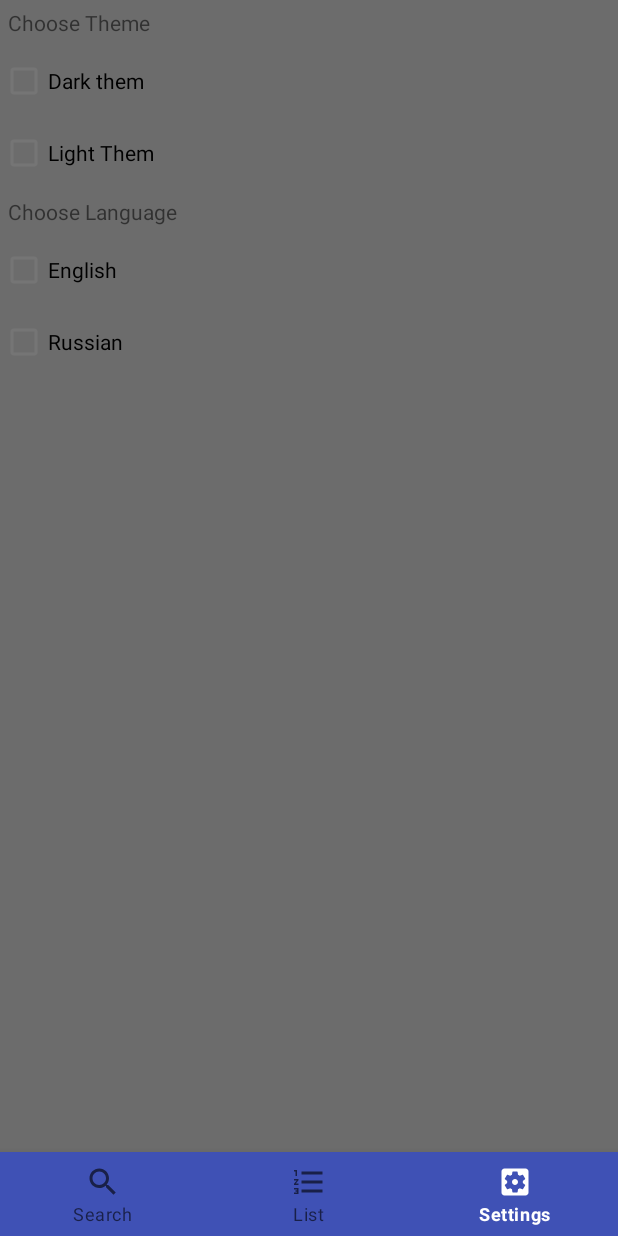
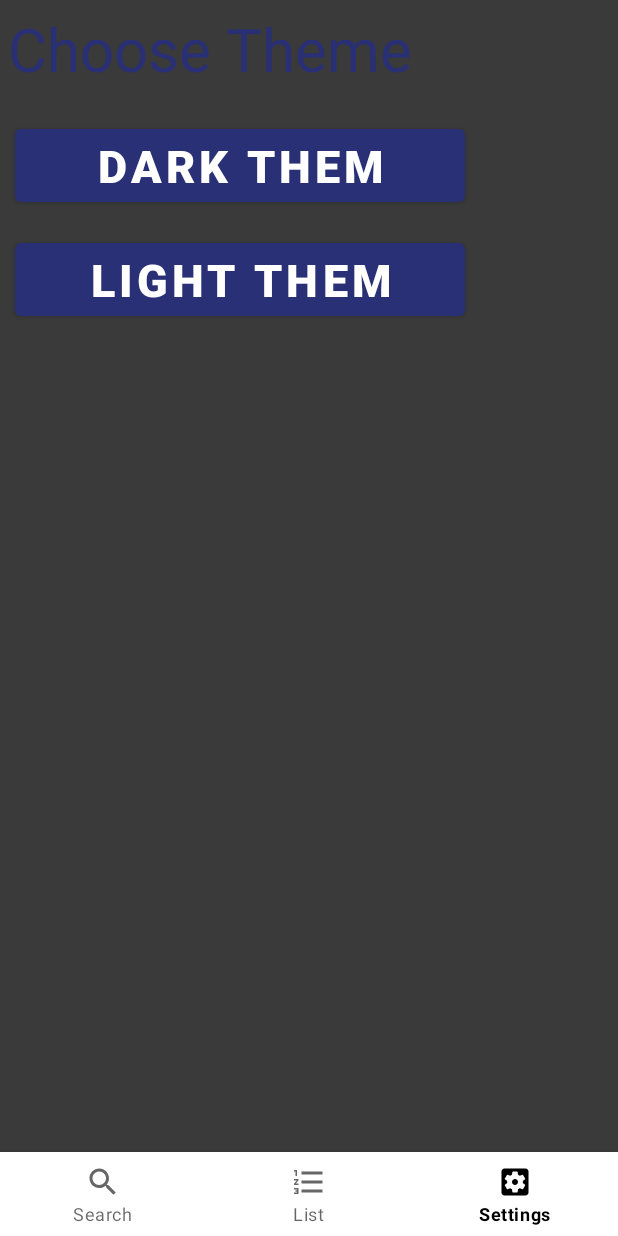
Before and after one commit to ejjer/GitHubProjectTest, an Android app: the screen it shows after launch (MainActivity), item 3 of the bottom bar chosen, on a phone screen of 412 x 824 dp. Run offline under Robolectric (Android 15) with nearby library versions, the phone set to English and light mode, and no system bars; Roboto replaces fonts that are not available here.

Commit message:
смена темы через settings Fragment.не работает clickListener

```diff
--- a/app/src/main/AndroidManifest.xml
+++ b/app/src/main/AndroidManifest.xml
@@ -13,7 +13,7 @@
         android:label="@string/app_name"
         android:roundIcon="@mipmap/ic_launcher_round"
         android:supportsRtl="true"
-        android:theme="@style/Theme.GitHubProjectTest"
+        android:theme="@style/Dark.Theme.GitHubProjectTest"
         tools:targetApi="31">
         <activity
             android:name=".view.MainActivity"
--- a/app/src/main/java/com/example/githubprojecttest/adapters/ListUsersAdapter.kt
+++ b/app/src/main/java/com/example/githubprojecttest/adapters/ListUsersAdapter.kt
@@ -17,6 +17,7 @@ class ListUsersAdapter(private val users: List<GitHubUserModel>) :
         val userAvatar = itemView.findViewById<ImageView>(R.id.userAvatar)
         val userName = itemView.findViewById<TextView>(R.id.userName)
         val userId = itemView.findViewById<TextView>(R.id.userId)
+
     }
 
     override fun onCreateViewHolder(parent: ViewGroup, viewType: Int): ListUsersAdapter.ViewHolder {
--- a/app/src/main/java/com/example/githubprojecttest/navigation/Navigation.kt
+++ b/app/src/main/java/com/example/githubprojecttest/navigation/Navigation.kt
@@ -4,4 +4,6 @@ interface Navigation {
     fun showGitHubListFragment()
     fun showCurrentGitHubUser()
     fun showSettings()
+   // fun showUser()
+
 }
--- a/app/src/main/java/com/example/githubprojecttest/view/ListGitHubUsersFragment.kt
+++ b/app/src/main/java/com/example/githubprojecttest/view/ListGitHubUsersFragment.kt
@@ -62,14 +62,11 @@ class ListGitHubUsersFragment : Fragment() {
                     recyclerView.adapter = adapter
                 }
             }
-
             override fun onFailure(call: Call<List<GitHubUserModel>>, t: Throwable) {
                 t.printStackTrace()
             }
-
         })
     }
-
 
     override fun onDestroyView() {
         super.onDestroyView()
--- a/app/src/main/java/com/example/githubprojecttest/view/MainActivity.kt
+++ b/app/src/main/java/com/example/githubprojecttest/view/MainActivity.kt
@@ -1,12 +1,16 @@
 package com.example.githubprojecttest.view
 
+import android.content.Context
 import androidx.appcompat.app.AppCompatActivity
 import android.os.Bundle
+import android.util.AttributeSet
+import android.view.View
 import android.widget.Toast
 import androidx.activity.viewModels
 import androidx.fragment.app.Fragment
 import androidx.lifecycle.LiveData
 import androidx.lifecycle.MutableLiveData
+import androidx.lifecycle.Observer
 import androidx.lifecycle.ViewModel
 import androidx.lifecycle.ViewModelProvider
 import com.example.githubprojecttest.R
@@ -19,21 +23,22 @@ class MainActivity : AppCompatActivity(), Navigation {
     lateinit var binding: ActivityMainBinding
     private val viewModel: MainActivityViewModel by viewModels()
 
+    private var theme: String = "Base"
+
     override fun onCreate(savedInstanceState: Bundle?) {
         super.onCreate(savedInstanceState)
         binding = ActivityMainBinding.inflate(layoutInflater)
         setContentView(binding.root)
-        setTheme(R.style.LightThem)
+        setTheme()
         if (savedInstanceState == null)
             showCurrentGitHubUser()
         clickBottomBar()
-        viewModel.inputUserName.observe(this,{
+        viewModel.inputUserName.observe(this) {
             Toast.makeText(this, it, Toast.LENGTH_SHORT).show()
-        })
-
+        }
     }
 
-    fun clickBottomBar() {
+    private fun clickBottomBar() {
         binding.bottomNavigationView.setOnNavigationItemSelectedListener {
             when (it.itemId) {
                 R.id.item_search -> {
@@ -49,7 +54,6 @@ class MainActivity : AppCompatActivity(), Navigation {
             true
         }
     }
-
 
     private fun replaceFragment(fragment: Fragment) {
         supportFragmentManager
@@ -69,4 +73,15 @@ class MainActivity : AppCompatActivity(), Navigation {
     override fun showSettings() {
         replaceFragment(SettingsFragment.newInstance())
     }
+
+    private fun setTheme() {
+        viewModel.theme.observe(this) {
+            theme = it//принимаю them из Live Data
+        }
+        if (theme == "Base") {
+            setTheme(R.style.Base_Theme_GitHubProjectTest)
+        } else {
+            setTheme(R.style.Dark_Theme_GitHubProjectTest)
+        }
+    }
 }
--- a/app/src/main/java/com/example/githubprojecttest/view/SettingsFragment.kt
+++ b/app/src/main/java/com/example/githubprojecttest/view/SettingsFragment.kt
@@ -1,17 +1,22 @@
 package com.example.githubprojecttest.view
 
 import android.os.Bundle
+import android.util.Log
 import androidx.fragment.app.Fragment
 import android.view.LayoutInflater
 import android.view.View
 import android.view.ViewGroup
+import android.widget.Toast
+import androidx.fragment.app.activityViewModels
 import com.example.githubprojecttest.R
 import com.example.githubprojecttest.databinding.FragmentInputNameGitHubUserBinding
 import com.example.githubprojecttest.databinding.FragmentSettingsBinding
+import com.example.githubprojecttest.viewModels.MainActivityViewModel
 
 class SettingsFragment : Fragment() {
     private var _binding: FragmentSettingsBinding? = null
     private val binding get() = _binding!!
+    private val viewModel: MainActivityViewModel by activityViewModels()
 
     override fun onCreateView(
         inflater: LayoutInflater, container: ViewGroup?,
@@ -23,7 +28,13 @@ class SettingsFragment : Fragment() {
 
     override fun onViewCreated(view: View, savedInstanceState: Bundle?) {
         super.onViewCreated(view, savedInstanceState)
+        binding.lightTvButton.setOnClickListener {
+            viewModel.theme.postValue("Base")
+        }
 
+        binding.darkTvButton.setOnClickListener {
+            viewModel.theme.postValue("Dark")//устанавливаю значение theme в LiveData
+        }
     }
 
     override fun onDestroyView() {
--- /dev/null
+++ b/app/src/main/java/com/example/githubprojecttest/view/UserFragment.kt
@@ -0,0 +1,35 @@
+package com.example.githubprojecttest.view
+
+import android.os.Bundle
+import androidx.fragment.app.Fragment
+import android.view.LayoutInflater
+import android.view.View
+import android.view.ViewGroup
+import com.example.githubprojecttest.R
+import com.example.githubprojecttest.databinding.FragmentSettingsBinding
+import com.example.githubprojecttest.databinding.FragmentUserBinding
+
+
+class UserFragment : Fragment() {
+
+    private var _binding: FragmentUserBinding? = null
+    private val binding get() = _binding!!
+    override fun onCreateView(
+        inflater: LayoutInflater, container: ViewGroup?,
+        savedInstanceState: Bundle?
+    ): View? {
+        _binding = FragmentUserBinding.inflate(inflater, container, false)
+        return binding.root
+    }
+
+    override fun onDestroyView() {
+        super.onDestroyView()
+        _binding = null
+    }
+
+
+    companion object {
+
+        fun newInstance() = UserFragment()
+    }
+}
--- a/app/src/main/java/com/example/githubprojecttest/viewModels/MainActivityViewModel.kt
+++ b/app/src/main/java/com/example/githubprojecttest/viewModels/MainActivityViewModel.kt
@@ -5,4 +5,5 @@ import androidx.lifecycle.ViewModel
 
 open class MainActivityViewModel : ViewModel() {
     val inputUserName = MutableLiveData<String>()
+    val theme = MutableLiveData<String>()
 }
--- a/app/src/main/res/layout/activity_main.xml
+++ b/app/src/main/res/layout/activity_main.xml
@@ -10,11 +10,10 @@
         android:id="@+id/bottomNavigationView"
         android:layout_width="match_parent"
         android:layout_height="0dp"
-        app:backgroundTint="@color/button_color"
         app:layout_constraintBottom_toBottomOf="parent"
         app:layout_constraintEnd_toEndOf="parent"
         app:layout_constraintStart_toStartOf="parent"
-        app:menu="@menu/bottom_menu"/>
+        app:menu="@menu/bottom_menu" />
 
     <androidx.fragment.app.FragmentContainerView
         android:id="@+id/container"
--- a/app/src/main/res/layout/fragment_input_name_git_hub_user.xml
+++ b/app/src/main/res/layout/fragment_input_name_git_hub_user.xml
@@ -3,7 +3,6 @@
     xmlns:tools="http://schemas.android.com/tools"
     android:layout_width="match_parent"
     android:layout_height="match_parent"
-    android:background="@color/mainColor"
     android:orientation="vertical"
     tools:context=".view.InputNameGitHubUserFragment">
 
@@ -22,6 +21,6 @@
         android:layout_height="wrap_content"
         android:layout_gravity="center"
         android:layout_marginHorizontal="5dp"
-        android:backgroundTint="@color/button_color"
+        android:textColor="@color/white"
         android:text="@string/search_user" />
 </LinearLayout>
--- a/app/src/main/res/layout/fragment_list_git_hub_users.xml
+++ b/app/src/main/res/layout/fragment_list_git_hub_users.xml
@@ -4,7 +4,6 @@
     android:id="@+id/recyclerView"
     android:layout_width="match_parent"
     android:layout_height="match_parent"
-    android:background="@color/mainBackgroundColor"
     tools:context=".view.ListGitHubUsersFragment"
     tools:itemCount="6"
     tools:listitem="@layout/item_git_hub_user" />
--- a/app/src/main/res/layout/fragment_settings.xml
+++ b/app/src/main/res/layout/fragment_settings.xml
@@ -3,7 +3,6 @@
     xmlns:tools="http://schemas.android.com/tools"
     android:layout_width="match_parent"
     android:layout_height="match_parent"
-    android:background="@color/mainColor"
     android:orientation="vertical"
     tools:context=".view.SettingsFragment">
 
@@ -11,40 +10,30 @@
         android:id="@+id/choose_theme_tv"
         android:layout_width="match_parent"
         android:layout_height="wrap_content"
-        android:layout_marginVertical="5dp"
-        android:layout_marginHorizontal="5dp"
-        android:text="@string/choose_theme" />
-    <CheckBox
-        android:id="@+id/dark_check_box"
-        android:layout_width="wrap_content"
-        android:layout_height="wrap_content"
-        android:text="@string/dark_them"/>
-
-    <CheckBox
-        android:id="@+id/light_check_box"
-        android:layout_width="wrap_content"
-        android:layout_height="wrap_content"
-        android:text="@string/light_them" />
-
-    <TextView
-        android:id="@+id/choose_language_tv"
-        android:layout_width="match_parent"
-        android:layout_height="wrap_content"
+        android:textSize="40sp"
         android:layout_marginHorizontal="5dp"
         android:layout_marginVertical="5dp"
-        android:text="@string/choose_language" />
+        android:text="@string/choose_theme" />
 
-    <CheckBox
-        android:id="@+id/english_check_box"
-        android:layout_width="wrap_content"
+    <Button
+        android:id="@+id/dark_tv_button"
+        android:layout_width="300dp"
         android:layout_height="wrap_content"
-        android:text="@string/english_language" />
+        android:layout_marginHorizontal="10dp"
+        android:layout_marginVertical="15dp"
+        android:text="@string/dark_them"
+        android:textSize="30dp"
+        android:textStyle="bold"
+        android:textColor="@color/white"/>
 
-    <CheckBox
-        android:id="@+id/russian_check_box"
-        android:layout_width="wrap_content"
+    <Button
+        android:id="@+id/light_tv_button"
+        android:layout_width="300dp"
         android:layout_height="wrap_content"
-        android:text="@string/russian_language"/>
-
+        android:layout_marginHorizontal="10dp"
+        android:text="@string/light_them"
+        android:textSize="30dp"
+        android:textStyle="bold"
+        android:textColor="@color/white"/>
 
 </LinearLayout>
--- /dev/null
+++ b/app/src/main/res/layout/fragment_user.xml
@@ -0,0 +1,15 @@
+<?xml version="1.0" encoding="utf-8"?>
+<FrameLayout xmlns:android="http://schemas.android.com/apk/res/android"
+    xmlns:tools="http://schemas.android.com/tools"
+    android:layout_width="match_parent"
+    android:layout_height="match_parent"
+    tools:context=".view.UserFragment">
+
+    <!-- TODO: Update blank fragment layout -->
+    <TextView
+        android:layout_width="match_parent"
+        android:layout_height="match_parent"
+        android:textSize="40sp"
+        android:text="@string/hello_blank_fragment" />
+
+</FrameLayout>
--- a/app/src/main/res/layout/item_git_hub_user.xml
+++ b/app/src/main/res/layout/item_git_hub_user.xml
@@ -5,8 +5,7 @@
     android:layout_marginHorizontal="3dp"
     android:layout_width="match_parent"
     android:layout_height="wrap_content"
-    app:cardBackgroundColor="@color/cardColor"
-    app:cardCornerRadius="13dp"
+    app:cardCornerRadius="15dp"
     app:contentPadding="10dp">
 
     <androidx.constraintlayout.widget.ConstraintLayout
@@ -33,7 +32,6 @@
             android:layout_marginTop="5dp"
             android:fontFamily="@font/alata"
             android:text="Name"
-            android:textColor="@color/textColor"
             app:layout_constraintEnd_toEndOf="parent"
             app:layout_constraintStart_toEndOf="@+id/userAvatar"
             app:layout_constraintTop_toTopOf="parent" />
@@ -46,7 +44,6 @@
             android:layout_marginTop="5dp"
             android:fontFamily="@font/alata"
             android:text="ID"
-            android:textColor="@color/textColor"
             app:layout_constraintEnd_toEndOf="parent"
             app:layout_constraintStart_toEndOf="@+id/textView"
             app:layout_constraintTop_toBottomOf="@+id/userName" />
@@ -59,7 +56,6 @@
             android:layout_marginTop="5dp"
             android:fontFamily="@font/alata"
             android:text="ID:"
-            android:textColor="@color/textColor"
             app:layout_constraintStart_toEndOf="@+id/userAvatar"
             app:layout_constraintTop_toBottomOf="@+id/userName" />
 
--- /dev/null
+++ b/app/src/main/res/values-night/themes.xml
@@ -0,0 +1,33 @@
+<?xml version="1.0" encoding="utf-8"?>
+
+<resources xmlns:tools="http://schemas.android.com/tools">
+    <style name="Base.V31.Night.Theme.GitHubProjectTest" parent="Theme.MaterialComponents.DayNight.NoActionBar">
+        <!-- Primary brand color. -->
+        <item name="colorPrimary">@color/colorPrimaryBase</item>
+        <item name="colorPrimaryVariant">@color/colorPrimaryVariantBase</item>
+        <item name="colorOnPrimary">@color/colorOnPrimaryBase</item>
+        <item name="colorPrimaryContainer">@color/colorPrimaryContainerBase</item>
+        <item name="colorOnPrimaryContainer">@color/colorOnPrimaryContainerBase</item>
+        <!-- Secondary brand color. -->
+        <item name="colorSecondary">@color/colorSecondaryBase</item>
+        <item name="colorSecondaryVariant">@color/colorSecondaryVariantBase</item>
+        <item name="colorOnSecondary">@color/colorOnSecondaryBase</item>
+        <item name="colorSecondaryContainer">?attr/colorOnPrimaryContainer</item>
+        <!-- Status bar color. -->
+        <item name="android:statusBarColor" tools:targetApi="l">?attr/colorPrimary</item>
+        <!-- Customize your theme here. -->
+        <item name="android:windowBackground">@color/colorBackgroundBase</item>
+        <item name="android:textColor">@color/colorTextBase</item>
+    </style>
+
+    <style name="Base.Theme.GitHubProjectTest" parent="Base.V31.Night.Theme.GitHubProjectTest">
+
+    </style>
+    <color name="colorPrimaryBase">#2A3075</color>
+    <color name="colorPrimaryVariantBase">#4650C2</color>
+    <color name="colorOnPrimaryBase">#5763F5</color>
+    <color name="colorSecondaryBase">#4D5175</color>
+    <color name="colorSecondaryVariantBase">#4D5175</color>
+    <color name="colorOnSecondaryBase">#A3AAF7</color>
+    <color name="colorOnPrimaryContainerBase">#2A3075</color>
+</resources>
--- a/app/src/main/res/values/strings.xml
+++ b/app/src/main/res/values/strings.xml
@@ -13,4 +13,5 @@
     <string name="choose_language">Choose Language</string>
     <string name="english_language">English</string>
     <string name="russian_language">Russian</string>
+    <string name="followers">Followers</string>
 </resources>
--- a/app/src/main/res/values/themes.xml
+++ b/app/src/main/res/values/themes.xml
@@ -1,29 +1,64 @@
 <resources xmlns:tools="http://schemas.android.com/tools">
     <!-- Base application theme. -->
-    <style name="Theme.GitHubProjectTest" parent="Theme.MaterialComponents.DayNight.NoActionBar">
+    <style name="Base.Theme.GitHubProjectTest" parent="Theme.MaterialComponents.DayNight.NoActionBar">
         <!-- Primary brand color. -->
-        <item name="colorPrimary">@color/white</item>
-        <item name="colorPrimaryVariant">@color/purple_700</item>
-        <item name="colorOnPrimary">@color/white</item>
+        <item name="colorPrimary">@color/colorPrimaryBase</item>
+        <item name="colorPrimaryVariant">@color/colorPrimaryVariantBase</item>
+        <item name="colorOnPrimary">@color/colorOnPrimaryBase</item>
+        <item name="colorPrimaryContainer">@color/colorPrimaryContainerBase</item>
+        <item name="colorOnPrimaryContainer">@color/colorOnPrimaryContainerBase</item>
         <!-- Secondary brand color. -->
-        <item name="colorSecondary">@color/teal_200</item>
-        <item name="colorSecondaryVariant">@color/teal_700</item>
-        <item name="colorOnSecondary">@color/black</item>
+        <item name="colorSecondary">@color/colorSecondaryBase</item>
+        <item name="colorSecondaryVariant">@color/colorSecondaryVariantBase</item>
+        <item name="colorOnSecondary">@color/colorOnSecondaryBase</item>
+        <item name="colorSecondaryContainer">?attr/colorOnPrimaryContainer</item>
         <!-- Status bar color. -->
-        <item name="android:statusBarColor" tools:targetApi="l">?attr/colorPrimaryVariant</item>
+        <item name="android:statusBarColor" tools:targetApi="l">?attr/colorPrimary</item>
         <!-- Customize your theme here. -->
+        <item name="android:windowBackground">@color/colorBackgroundBase</item>
+        <item name="android:textColor">@color/colorTextBase</item>
     </style>
 
-    <style name="LightThem">
-        <item name="colorPrimary">@color/white</item>
-        <item name="colorPrimaryVariant">#A80101</item>
+    <style name="Dark.Theme.GitHubProjectTest" parent="Theme.MaterialComponents.DayNight.NoActionBar">
+        <!-- Primary brand color. -->
+        <item name="colorPrimary">@color/colorPrimaryDark</item>
+        <item name="colorPrimaryVariant">@color/colorPrimaryVariantDark</item>
+        <item name="colorOnPrimary">@color/colorOnPrimaryDark</item>
+        <item name="colorPrimaryContainer">@color/colorPrimaryContainerDark</item>
+        <item name="colorOnPrimaryContainer">@color/colorOnPrimaryContainerDark</item>
+        <!-- Secondary brand color. -->
+        <item name="colorSecondary">@color/colorSecondaryDark</item>
+        <item name="colorSecondaryVariant">@color/colorSecondaryVariantDark</item>
+        <item name="colorOnSecondary">@color/colorOnSecondaryDark</item>
+        <!-- Status bar color. -->
+        <item name="android:statusBarColor" tools:targetApi="l">?attr/colorPrimary</item>
+        <!-- Customize your theme here. -->
+        <item name="android:windowBackground">@color/colorBackgroundDark</item>
+        <item name="android:textColor">@color/colorTextDark</item>
+        <item name="android:navigationBarColor">@color/navigationBarColorDark</item>
     </style>
 
-    <style name="DarkThem">
-        <item name="colorPrimary">@color/mainDarkThem</item>
-        <item name="colorOnPrimary">@color/mainDarkThem</item>
-        <item name="colorPrimaryVariant">@color/purple_700</item>
-    </style>
+    <color name="colorPrimaryBase">#2A3075</color>
+    <color name="colorPrimaryVariantBase">#4650C2</color>
+    <color name="colorOnPrimaryBase">#5763F5</color>
+    <color name="colorSecondaryBase">#4D5175</color>
+    <color name="colorSecondaryVariantBase">#757CB3</color>
+    <color name="colorOnSecondaryBase">#A3AAF7</color>
+    <color name="colorPrimaryContainerBase">#757CB3</color>
+    <color name="colorOnPrimaryContainerBase">#2A3075</color>
+    <color name="colorTextBase">#2A3075</color>
+    <color name="colorBackgroundBase">#C2C9FF</color>
 
-    <color name="mainDarkThem">#1E1E1E</color>
+
+    <color name="colorPrimaryDark">#000000</color>
+    <color name="colorPrimaryVariantDark">#000000</color>
+    <color name="colorOnPrimaryDark">#000000</color>
+    <color name="colorSecondaryDark">#FFFFFF</color>
+    <color name="colorSecondaryVariantDark">#FFFFFF</color>
+    <color name="colorOnSecondaryDark">#FFFFFF</color>
+    <color name="colorPrimaryContainerDark">#FFFFFF</color>
+    <color name="colorOnPrimaryContainerDark">#000000</color>
+    <color name="colorTextDark">#D3D3D3</color>
+    <color name="colorBackgroundDark">#3A3A3A</color>
+    <color name="navigationBarColorDark">#000000</color>
 </resources>
```
